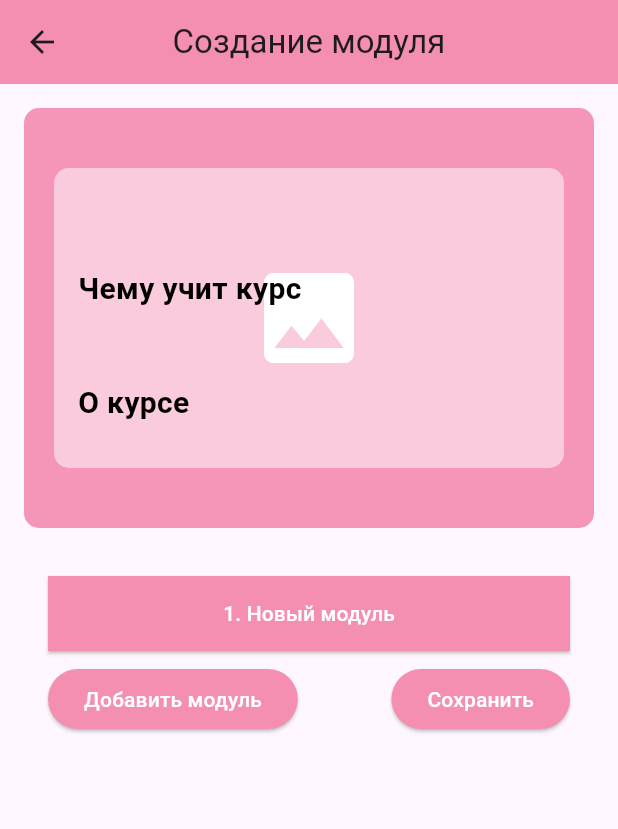
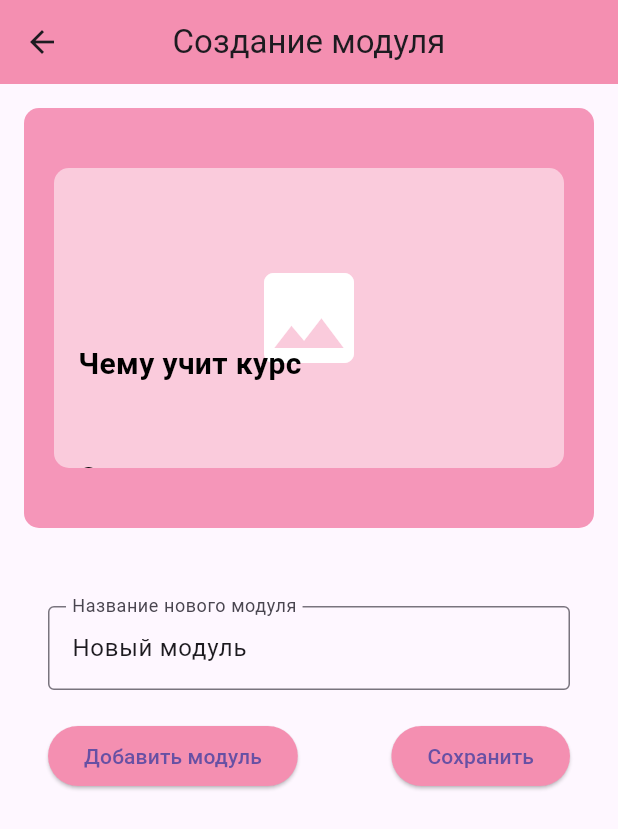
Before and after one commit to bosonhiiggs/MT-Client, a Flutter app: the CreateCoursePage3 screen opened directly with empty values, after a tap on "Добавить модуль", on a phone screen of 412 x 824 dp. Shown: the top 829 px of the screen. Run offline on Flutter 3.47's test engine with Material 3 defaults, Android fonts, the phone set to English and light mode, and no system bars; our stand-ins replace file_picker, image_picker, shared_preferences, video_player; missing offline and left inert: appmetrica_plugin; accounts and stored records are empty.

Commit message:
editing a module

```diff
--- a/lib/create_courses/create_course_moduels.dart
+++ b/lib/create_courses/create_course_moduels.dart
@@ -1,21 +1,21 @@
+import 'dart:convert';
 import 'dart:io';
 import 'package:flutter/material.dart';
 import 'package:http/http.dart' as http;
 import 'package:shared_preferences/shared_preferences.dart';
-import 'dart:convert';
 import 'create_lessons.dart';
 import 'create_course_naming.dart';
 
 class CreateCoursePage3 extends StatefulWidget {
-  final String courseName;
   final String courseDescription;
   final String courseAbout;
+  final String courseName; // Добавляем параметр для названия курса
   final String? courseImagePath;
 
   CreateCoursePage3({
-    required this.courseName,
     required this.courseDescription,
     required this.courseAbout,
+    required this.courseName, // Обновляем конструктор для включения названия курса
     this.courseImagePath,
   });
 
@@ -29,15 +29,14 @@ class _CreateCoursePage3State extends State<CreateCoursePage3> {
   String? _sessionId;
   String? _csrfToken;
   String? _courseSlug;
-  String _introduction = '';
-  List<String> _lessons = [];
-  int _moduleIndex = 1;
-  String? _moduleId;
+  List<Map<String, dynamic>> _modules = [];
+  TextEditingController _moduleController = TextEditingController();
 
   @override
   void initState() {
     super.initState();
-    _loadPreferences(); // Загружаем сессионный ID, токен и slug
+    _loadPreferences();
+    _moduleController.text = 'Новый модуль'; // Устанавливаем начальный текст
   }
 
   Future<void> _loadPreferences() async {
@@ -46,8 +45,49 @@ class _CreateCoursePage3State extends State<CreateCoursePage3> {
       _sessionId = prefs.getString('sessionid');
       _csrfToken = prefs.getString('csrftoken');
       _courseSlug = prefs.getString('courseSlug');
-      _moduleId = prefs.getString('moduleId');
     });
+
+    _fetchModules();
+  }
+
+  Future<void> _fetchModules() async {
+    if (_courseSlug == null) return;
+
+    final url = 'http://80.90.187.60:8001/api/mycreations/create/$_courseSlug/modules/';
+    print('Отправляемый URL для получения модулей: $url');
+
+    final response = await http.get(
+      Uri.parse(url),
+      headers: {
+        'Content-Type': 'application/json',
+        'Cookie': 'sessionid=$_sessionId; csrftoken=$_csrfToken',
+        'X-CSRFToken': _csrfToken!,
+      },
+    );
+
+    final rawData = utf8.decode(response.bodyBytes);
+
+    if (response.statusCode == 200) {
+      try {
+        final data = json.decode(rawData);
+        List<dynamic> results = data['results'];
+        List<Map<String, dynamic>> modules = results.map((item) {
+          return {
+            'id': item['id'].toString(),
+            'title': item['title'],
+          };
+        }).toList();
+        setState(() {
+          _modules = modules;
+        });
+        print('Модули успешно загружены: $_modules');
+      } catch (e) {
+        print('Ошибка при декодировании JSON: $e');
+      }
+    } else {
+      print('Ошибка при получении модулей: ${response.statusCode}');
+      print('Тело ответа: $rawData');
+    }
   }
 
   Future<void> _saveModuleId(String moduleId) async {
@@ -59,7 +99,7 @@ class _CreateCoursePage3State extends State<CreateCoursePage3> {
     if (_courseSlug == null) return;
 
     final url = 'http://80.90.187.60:8001/api/mycreations/create/$_courseSlug/modules/';
-    print('Отправляемый URL: $url');
+    print('Отправляемый URL для создания модуля: $url');
 
     final msgJson = json.encode({
       'title': moduleTitle,
@@ -83,9 +123,15 @@ class _CreateCoursePage3State extends State<CreateCoursePage3> {
       try {
         final data = json.decode(rawData);
         print('Decoded data: $data');
-        _moduleId = data['id'].toString();
-        await _saveModuleId(_moduleId!);
-        print('Модуль успешно создан с ID: $_moduleId');
+        final newModuleId = data['id'].toString();
+        await _saveModuleId(newModuleId);
+
+        // Обновите список модулей, добавив новый модуль
+        setState(() {
+          _modules.add({'id': newModuleId, 'title': moduleTitle});
+        });
+
+        print('Модуль успешно создан с ID: $newModuleId');
       } catch (e) {
         print('Ошибка при декодировании JSON: $e');
       }
@@ -95,10 +141,10 @@ class _CreateCoursePage3State extends State<CreateCoursePage3> {
     }
   }
 
-  Future<void> _deleteModule(String _moduleId) async {
-    if (_courseSlug == null || _moduleId.isEmpty) return;
+  Future<void> _deleteModule(String moduleId) async {
+    if (_courseSlug == null || moduleId.isEmpty) return;
 
-    final url = 'http://80.90.187.60:8001/api/mycreations/create/$_courseSlug/modules/$_moduleId';
+    final url = 'http://80.90.187.60:8001/api/mycreations/create/$_courseSlug/modules/$moduleId';
     print('Отправляемый URL для удаления: $url');
 
     final response = await http.delete(
@@ -112,12 +158,29 @@ class _CreateCoursePage3State extends State<CreateCoursePage3> {
 
     final rawData = utf8.decode(response.bodyBytes);
 
+    print('Статус код ответа: ${response.statusCode}');
+    print('Тело ответа: $rawData');
+
     if (response.statusCode == 204) {
+      setState(() {
+        _modules.removeWhere((module) => module['id'] == moduleId);
+      });
       print('Модуль успешно удален');
     } else {
       print('Ошибка при удалении модуля: ${response.statusCode}');
       print('Тело ответа: $rawData');
     }
+  }
+
+  void _onAddModulePressed() {
+    _createModule(_moduleController.text);
+    _moduleController.clear();
+    _moduleController.text = 'Новый модуль';
+  }
+
+  void _onSavePressed() {
+    // Реализуйте логику сохранения изменений здесь, если необходимо
+    print('Изменения сохранены');
   }
 
   @override
@@ -177,7 +240,16 @@ class _CreateCoursePage3State extends State<CreateCoursePage3> {
                               crossAxisAlignment: CrossAxisAlignment.start,
                               children: [
                                 Text(
-                                  widget.courseName,
+                                  widget.courseName, // Добавляем название курса
+                                  style: TextStyle(
+                                    fontSize: 24,
+                                    fontWeight: FontWeight.bold,
+                                    color: Colors.black,
+                                  ),
+                                ),
+                                SizedBox(height: 16),
+                                Text(
+                                  widget.courseDescription,
                                   style: TextStyle(
                                     fontSize: 24,
                                     fontWeight: FontWeight.bold,
@@ -232,63 +304,9 @@ class _CreateCoursePage3State extends State<CreateCoursePage3> {
                 padding: const EdgeInsets.all(16.0),
                 child: Column(
                   children: [
-                    if (_introduction.isNotEmpty)
-                      Dismissible(
-                        key: UniqueKey(),
-                        direction: DismissDirection.horizontal,
-                        background: Container(
-                          color: Colors.white,
-                          alignment: Alignment.centerRight,
-                          padding: EdgeInsets.symmetric(horizontal: 20),
-                          child: Row(
-                            mainAxisAlignment: MainAxisAlignment.spaceBetween,
-                            children: [
-                              Icon(Icons.delete, color: Color(0xFFF48FB1)),
-                              SizedBox(width: MediaQuery.of(context).size.width - 120),
-                              Icon(Icons.delete, color: Color(0xFFF48FB1)),
-                            ],
-                          ),
-                        ),
-                        onDismissed: (direction) async {
-                          await _deleteModule(_moduleId!);
-                          setState(() {
-                            _introduction = '';
-                          });
-                        },
-                        child: ElevatedButton(
-                          child: Text('Модуль 1'),
-                          style: ElevatedButton.styleFrom(
-                            foregroundColor: Colors.white,
-                            backgroundColor: Color(0xFFF48FB1),
-                            shape: RoundedRectangleBorder(
-                              borderRadius: BorderRadius.zero,
-                            ),
-                            minimumSize: Size(double.infinity, 50),
-                          ),
-                          onPressed: () async {
-                            final List<String>? lessons = await Navigator.push(
-                              context,
-                              MaterialPageRoute(
-                                builder: (context) => CreateLessonPage(
-                                  courseName: widget.courseName,
-                                  courseDescription: widget.courseDescription,
-                                  courseAbout: widget.courseAbout,
-                                  moduleIndex: 0,
-                                  moduleName: _lessons[0],
-                                ),
-                              ),
-                            );
-                            if (lessons != null) {
-                              setState(() {
-                                _lessons[0] = lessons[0];
-                                _lessons.addAll(lessons.sublist(1));
-                              });
-                            }
-                          },
-                        ),
-                      ),
-                    ..._lessons.asMap().entries.map((entry) {
+                    ..._modules.asMap().entries.map((entry) {
                       int index = entry.key + 1;
+                      final module = entry.value;
                       return Dismissible(
                         key: UniqueKey(),
                         direction: DismissDirection.horizontal,
@@ -302,20 +320,14 @@ class _CreateCoursePage3State extends State<CreateCoursePage3> {
                           ),
                         ),
                         onDismissed: (direction) async {
-                          final moduleIdToDelete = _moduleId;
-                          if (moduleIdToDelete != null) {
-                            await _deleteModule(moduleIdToDelete);
-                            setState(() {
-                              _lessons.removeAt(index - 1);
-                            });
-                          }
+                          print('Модуль для удаления: ${module['id']}');
+                          await _deleteModule(module['id']);
                         },
                         child: Column(
                           children: [
                             ElevatedButton(
-                              child: Text('$index. ${entry.value}'),
+                              child: Text('$index. ${module['title']}'),
                               style: ElevatedButton.styleFrom(
-                                foregroundColor: Colors.white,
                                 backgroundColor: Color(0xFFF48FB1),
                                 shape: RoundedRectangleBorder(
                                   borderRadius: BorderRadius.zero,
@@ -327,17 +339,20 @@ class _CreateCoursePage3State extends State<CreateCoursePage3> {
                                   context,
                                   MaterialPageRoute(
                                     builder: (context) => CreateLessonPage(
-                                      courseName: widget.courseName,
+                                      courseSlug: _courseSlug!, // Передаем _courseSlug
                                       courseDescription: widget.courseDescription,
                                       courseAbout: widget.courseAbout,
-                                      moduleIndex: 0,
-                                      moduleName: _lessons[0],
+                                      moduleIndex: entry.key,
+                                      moduleName: module['title'],
+                                      moduleId: module['id'],
+
                                     ),
                                   ),
                                 ).then((value) {
                                   setState(() {
-                                    _lessons = value[1];
-                                    _introduction = 'Модуль $index: ${value[0]}';
+                                    if (value != null) {
+                                      _modules[entry.key]['title'] = value[0];
+                                    }
                                   });
                                 });
                               },
@@ -346,43 +361,37 @@ class _CreateCoursePage3State extends State<CreateCoursePage3> {
                           ],
                         ),
                       );
-                    }),
+                    }).toList(),
+                    SizedBox(height: 20),
+                    TextFormField(
+                      controller: _moduleController,
+                      decoration: InputDecoration(
+                        border: OutlineInputBorder(),
+                        labelText: 'Название нового модуля',
+                      ),
+                      onFieldSubmitted: (value) {
+                        if (value.isNotEmpty) {
+                          _createModule(value);
+                        }
+                      },
+                    ),
+                    SizedBox(height: 20),
                     Row(
                       mainAxisAlignment: MainAxisAlignment.spaceBetween,
                       children: [
                         ElevatedButton(
+                          onPressed: _onAddModulePressed,
                           child: Text('Добавить модуль'),
                           style: ElevatedButton.styleFrom(
-                            foregroundColor: Colors.white,
                             backgroundColor: Color(0xFFF48FB1),
-                            shape: RoundedRectangleBorder(
-                              borderRadius: BorderRadius.circular(30.0),
-                            ),
                           ),
-                          onPressed: () {
-                            setState(() {
-                              _lessons.add('Новый модуль');
-                            });
-                            _createModule('Новый модуль'); // Отправка запроса на сервер
-                          },
                         ),
                         ElevatedButton(
+                          onPressed: _onSavePressed,
                           child: Text('Сохранить'),
                           style: ElevatedButton.styleFrom(
-                            foregroundColor: Colors.white,
                             backgroundColor: Color(0xFFF48FB1),
-                            shape: RoundedRectangleBorder(
-                              borderRadius: BorderRadius.circular(30.0),
-                            ),
                           ),
-                          onPressed: () {
-                            Navigator.push(
-                              context,
-                              MaterialPageRoute(
-                                builder: (context) => CreateCoursePage2(),
-                              ),
-                            );
-                          },
                         ),
                       ],
                     ),
--- a/lib/create_courses/create_lessons_filling.dart
+++ b/lib/create_courses/create_lessons_filling.dart
@@ -24,22 +24,24 @@ class LessonData {
 }
 
 class CreateLessonPage2 extends StatefulWidget {
-  final String courseName;
+  final String courseSlug; // Заменили courseName на courseSlug
   final String courseDescription;
   final String courseAbout;
   final int moduleIndex;
   final String moduleName;
   final int lessonIndex;
+  final String moduleId; // Проверьте, что moduleId добавлен здесь
   final String lessonName;
 
   CreateLessonPage2({
-    required this.courseName,
+    required this.courseSlug, // Изменение здесь
     required this.courseDescription,
     required this.courseAbout,
     required this.moduleIndex,
     required this.moduleName,
     required this.lessonIndex,
     required this.lessonName,
+    required this.moduleId, // Инициализация нового параметра
   });
 
   @override
```
Also changed, not shown: lib/create_courses/create_lessons.dart (+67 -13 lines).
